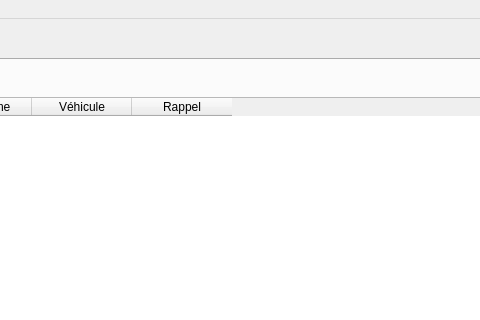
Before: the Qt Designer form mainwindow.ui in firedream89/customer-database, drawn with Qt 5; both pictures show x 389 to 869 and y 0 to 320 of the 972 by 1210 pixel window.
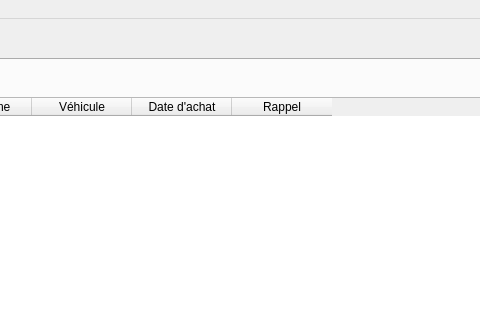
After: the same form once the commit is applied. The open tabs and pages were chosen to show the change.

```diff
--- a/mainwindow.ui
+++ b/mainwindow.ui
@@ -162,6 +162,11 @@
             <string>Véhicule</string>
            </property>
           </column>
+          <column>
+           <property name="text">
+            <string>Date d'achat</string>
+           </property>
+          </column>
           <column>
            <property name="text">
             <string>Rappel</string>
```
Left out of the diff: 2 changed lines with no effect on the pictures.
